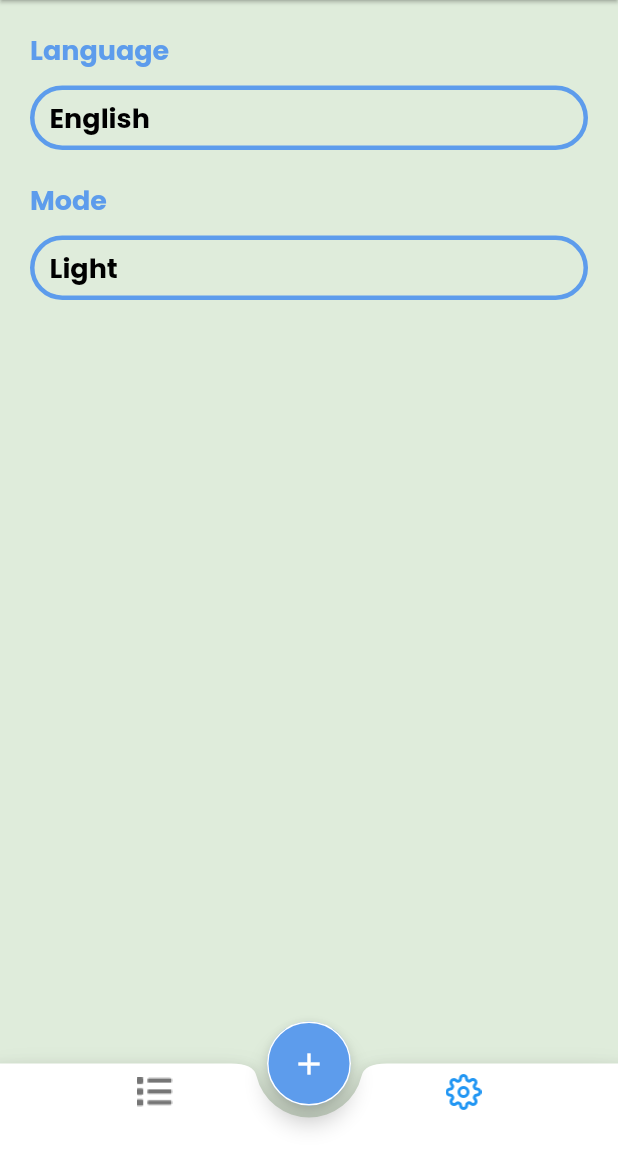
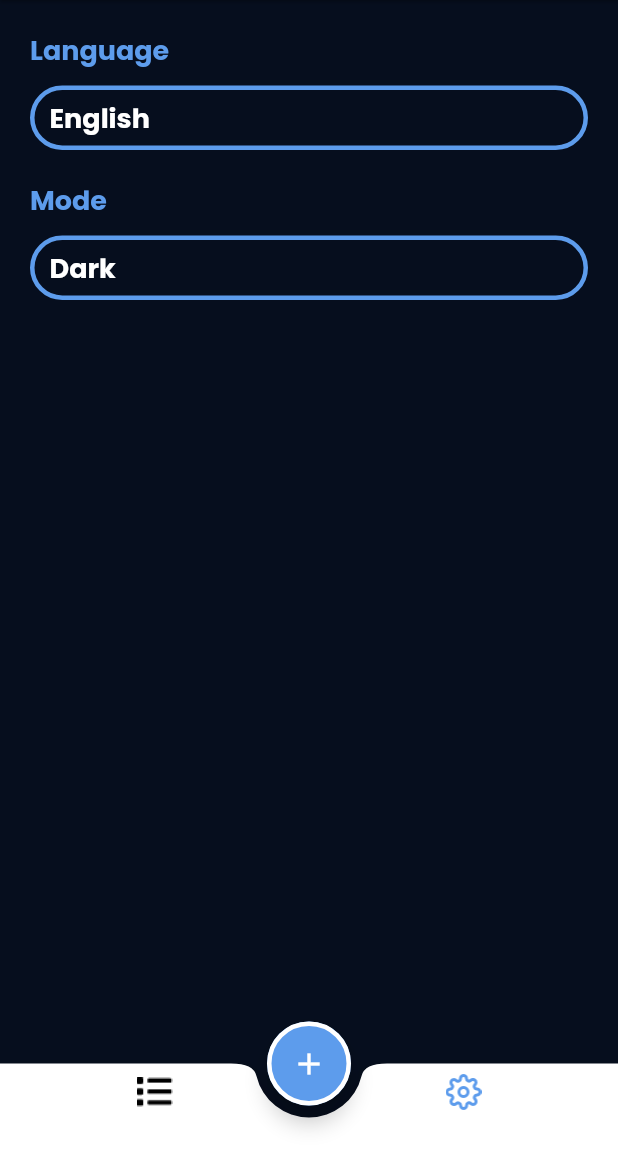
Before and after one commit to ahs25001/to_do_app, a Flutter app: the screen it shows after launch, item 2 of the bottom bar chosen, on a phone screen of 412 x 824 dp, the part 84-1236 px from its top. Run offline on Flutter 3.47's test engine with Material 2 defaults, Android fonts, the phone set to English and light mode, and no system bars; our stand-ins replace calendar_timeline, date_picker_timeline, google_fonts; generated files the repository leaves out were written again.

Commit message:
end theming ang settings

```diff
--- a/lib/l10n/app_ar.arb
+++ b/lib/l10n/app_ar.arb
@@ -6,5 +6,5 @@
   "english":"الانجليزية",
   "arabic": "العربية",
   "light": "نهاري",
-  "Dark": "ليلي"
+  "dark": "ليلي"
 }
--- a/lib/layout/homeLayout.dart
+++ b/lib/layout/homeLayout.dart
@@ -1,6 +1,8 @@
 import 'package:calendar_timeline/calendar_timeline.dart';
 import 'package:date_picker_timeline/date_picker_widget.dart';
 import 'package:flutter/material.dart';
+import 'package:provider/provider.dart';
+import 'package:to_do/providers/my_provider.dart';
 import 'package:to_do/styles/colors.dart';
 import 'package:to_do/tabs/bottom_sheet/add_task.dart';
 
@@ -21,21 +23,25 @@ class _HomeLayoutState extends State<HomeLayout> {
 
   @override
   Widget build(BuildContext context) {
+    var provider = Provider.of<MyProvider>(context);
     return Scaffold(
         extendBody: true,
         floatingActionButtonLocation: FloatingActionButtonLocation.centerDocked,
         floatingActionButton: FloatingActionButton(
           backgroundColor: primary,
-          child: Icon(Icons.add),
+          child: Icon(
+            Icons.add,
+            color: Colors.white,
+          ),
           onPressed: () {
             openAddTaskSheet();
           },
           shape: const CircleBorder(
               side: BorderSide(
+                width: 3,
             color: Colors.white,
           )),
         ),
-        backgroundColor: mintGreen,
         appBar: AppBar(
           title: Text(
             "To Do List",
@@ -51,7 +57,7 @@ class _HomeLayoutState extends State<HomeLayout> {
                 index = value;
                 setState(() {});
               },
-              items: const [
+              items: [
                 BottomNavigationBarItem(
                     icon: ImageIcon(
                         AssetImage("assets/images/Icon awesome-list.png")),
@@ -71,7 +77,8 @@ class _HomeLayoutState extends State<HomeLayout> {
       context: context,
       builder: (context) {
         return Padding(
-          padding: EdgeInsets.only(bottom:MediaQuery.of(context).viewInsets.bottom),
+          padding:
+              EdgeInsets.only(bottom: MediaQuery.of(context).viewInsets.bottom),
           child: AddTask(),
         );
       },
--- a/lib/main.dart
+++ b/lib/main.dart
@@ -18,9 +18,11 @@ class MyApp extends StatelessWidget {
     var provider =Provider.of<MyProvider>(context);
     return MaterialApp(
       locale: Locale(provider.local),
+      themeMode: (provider.mode=="light")?ThemeMode.light:ThemeMode.dark,
       localizationsDelegates: AppLocalizations.localizationsDelegates,
       supportedLocales: AppLocalizations.supportedLocales,
       theme: MyThem.light,
+      darkTheme: MyThem.dark,
       routes: {
         HomeLayout.routName:(context) => HomeLayout()
       },
--- a/lib/providers/my_provider.dart
+++ b/lib/providers/my_provider.dart
@@ -2,7 +2,7 @@ import 'package:flutter/foundation.dart';
 
 class MyProvider extends ChangeNotifier{
   String local="en";
-  String mode="light";
+  String mode="dark";
   changeLocal(String code){
     local=code;
     notifyListeners();
--- a/lib/styles/colors.dart
+++ b/lib/styles/colors.dart
@@ -2,3 +2,5 @@ import 'dart:ui';
 
 Color mintGreen=const Color(0XFFDFECDB);
 Color primary=const Color(0XFF5D9CEC);
+Color darkBlue=const Color(0XFF060E1E);
+Color blackColor=const Color(0XFF141922);
--- a/lib/styles/myThem.dart
+++ b/lib/styles/myThem.dart
@@ -3,34 +3,77 @@ import 'package:google_fonts/google_fonts.dart';
 
 import 'colors.dart';
 
-class MyThem{
-  static ThemeData light=ThemeData(
+class MyThem {
+  static ThemeData light = ThemeData(
+    bottomAppBarColor: Colors.white,
+      colorScheme: ColorScheme(
+          brightness: Brightness.light,
+          primary: primary,
+          onPrimary: Colors.black,
+          secondary: Colors.white,
+          onSecondary: mintGreen,
+          error: Colors.red,
+          onError: Colors.white,
+          background: mintGreen,
+          onBackground: Colors.white,
+          surface: Colors.white,
+          onSurface: Colors.white),
+      scaffoldBackgroundColor: mintGreen,
       iconTheme: IconThemeData(color: primary),
       appBarTheme: AppBarTheme(
         backgroundColor: primary,
         elevation: 1,
       ),
-    bottomNavigationBarTheme:const BottomNavigationBarThemeData(
+      bottomNavigationBarTheme:  BottomNavigationBarThemeData(
+        // selectedItemColor:primary,
+        selectedItemColor: primary,
+        unselectedItemColor: Colors.black,
         type: BottomNavigationBarType.fixed,
         backgroundColor: Colors.transparent,
         elevation: 0,
       ),
       textTheme: TextTheme(
-      bodyLarge:GoogleFonts.poppins(
-        color: Colors.white,
-        fontSize: 22,
-        fontWeight: FontWeight.bold
-      ) ,
+        bodyLarge: GoogleFonts.poppins(
+            color: Colors.white, fontSize: 22, fontWeight: FontWeight.bold),
         bodyMedium: GoogleFonts.poppins(
-          color: Colors.black,
-          fontSize: 18,
-          fontWeight: FontWeight.bold
-      ) ,
-      bodySmall:GoogleFonts.poppins(
-          color: Colors.black,
-          fontSize: 12,
-          fontWeight: FontWeight.bold
-      )  ,
-    )
-  );
+            color: Colors.black, fontSize: 18, fontWeight: FontWeight.bold),
+        bodySmall: GoogleFonts.poppins(
+            color: Colors.black, fontSize: 12, fontWeight: FontWeight.bold),
+      ));
+  static ThemeData dark = ThemeData(
+      bottomAppBarColor: Colors.white,
+      colorScheme: ColorScheme(
+          brightness: Brightness.dark,
+          primary: primary,
+          onPrimary: Colors.white,
+          secondary: Colors.white,
+          onSecondary: darkBlue,
+          error: Colors.red,
+          onError: Colors.black,
+          background: darkBlue,
+          onBackground: Colors.white,
+          surface: Colors.white,
+          onSurface: Colors.white),
+      scaffoldBackgroundColor: darkBlue,
+      iconTheme: IconThemeData(color: primary),
+      bottomSheetTheme: BottomSheetThemeData(backgroundColor: blackColor),
+      appBarTheme: AppBarTheme(
+        backgroundColor: primary,
+        elevation: 1,
+      ),
+      bottomNavigationBarTheme:  BottomNavigationBarThemeData(
+        selectedItemColor: primary,
+        unselectedItemColor: Colors.black,
+        type: BottomNavigationBarType.fixed,
+        backgroundColor: Colors.transparent,
+        elevation: 0,
+      ),
+      textTheme: TextTheme(
+        bodyLarge: GoogleFonts.poppins(
+            color: Colors.white, fontSize: 22, fontWeight: FontWeight.bold),
+        bodyMedium: GoogleFonts.poppins(
+            color: Colors.black, fontSize: 18, fontWeight: FontWeight.bold),
+        bodySmall: GoogleFonts.poppins(
+            color: Colors.black, fontSize: 12, fontWeight: FontWeight.bold),
+      ));
 }
--- a/lib/tabs/settings/bottom_sheet/language_bottom_sheet.dart
+++ b/lib/tabs/settings/bottom_sheet/language_bottom_sheet.dart
@@ -29,7 +29,7 @@ class LanguageBottomSheet extends StatelessWidget {
                       .bodyMedium!
                       .copyWith(color: primary):Theme.of(context)
                       .textTheme
-                      .bodyMedium,
+                      .bodyMedium!.copyWith(color: Theme.of(context).colorScheme.onPrimary),
                 ),
                 (provider.local == "ar") ? Icon(Icons.done) : SizedBox()
               ],
@@ -51,7 +51,7 @@ class LanguageBottomSheet extends StatelessWidget {
                       .bodyMedium!
                       .copyWith(color: primary):Theme.of(context)
                       .textTheme
-                      .bodyMedium,
+                      .bodyMedium!.copyWith(color: Theme.of(context).colorScheme.onPrimary),
                 ),
                 (provider.local == "en") ? Icon(Icons.done) : SizedBox()
               ],
--- a/lib/tabs/settings/settings.dart
+++ b/lib/tabs/settings/settings.dart
@@ -4,6 +4,7 @@ import 'package:provider/provider.dart';
 import 'package:to_do/styles/colors.dart';
 import 'package:flutter_gen/gen_l10n/app_localizations.dart';
 import 'package:to_do/tabs/settings/bottom_sheet/language_bottom_sheet.dart';
+import 'package:to_do/tabs/settings/bottom_sheet/theme_bottom_sheet.dart';
 
 import '../../providers/my_provider.dart';
 
@@ -34,7 +35,7 @@ class _SettingsState extends State<Settings> {
             height: 10,
           ),
           InkWell(
-            onTap: (){
+            onTap: () {
               openLanguageSheet();
             },
             child: Container(
@@ -46,7 +47,10 @@ class _SettingsState extends State<Settings> {
                 (provider.local == "en")
                     ? AppLocalizations.of(context)!.english
                     : AppLocalizations.of(context)!.arabic,
-                style: Theme.of(context).textTheme.bodyMedium,
+                style: Theme.of(context)
+                    .textTheme
+                    .bodyMedium!
+                    .copyWith(color: Theme.of(context).colorScheme.onPrimary),
               ),
             ),
           ),
@@ -61,20 +65,43 @@ class _SettingsState extends State<Settings> {
           SizedBox(
             height: 10,
           ),
-          Container(
+          InkWell(
+            onTap: () {
+              openThemeSheet();
+            },
+            child: Container(
                 padding: EdgeInsets.symmetric(vertical: 5, horizontal: 10),
                 decoration: BoxDecoration(
                     border: Border.all(color: primary, width: 3),
                     borderRadius: BorderRadius.circular(23)),
-              child: Text(AppLocalizations.of(context)!.light))
+                child: Text(
+                  (provider.mode == "light")
+                      ? AppLocalizations.of(context)!.light
+                      : AppLocalizations.of(context)!.dark,
+                  style: Theme.of(context)
+                      .textTheme
+                      .bodyMedium!
+                      .copyWith(color: Theme.of(context).colorScheme.onPrimary),
+                )),
+          )
         ],
       ),
     );
   }
 
-  openLanguageSheet(){
-    showModalBottomSheet(context: context, builder: (context){
+  openLanguageSheet() {
+    showModalBottomSheet(
+        context: context,
+        builder: (context) {
           return LanguageBottomSheet();
         });
   }
+
+  openThemeSheet() {
+    showModalBottomSheet(
+        context: context,
+        builder: (context) {
+          return ThemeSheet();
+        });
   }
+}
```
Also changed, not shown: lib/tabs/bottom_sheet/add_task.dart (+6 -2 lines), lib/tabs/settings/bottom_sheet/theme_bottom_sheet.dart (+65 -0 lines), lib/tabs/taskes/task_item.dart (+17 -5 lines). Lines whose indentation alone changed are shown as unchanged.
